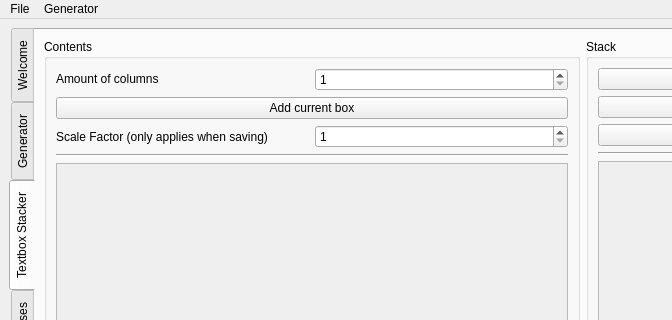
First picture: the form in ui/ui.ui, repository xMirkix/yet-another-textbox-generator, before the edit; both pictures show x 0 to 672 and y 0 to 320 of the 1142 by 877 pixel window.
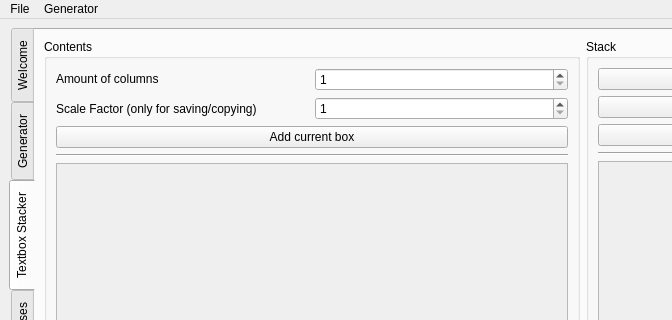
Second picture: the form after the edit. The open tabs and pages were chosen to show the change. Icons and pictures are not drawn.

Commit message: fixed a small mistake with copying a scaled stack to clipboard

```diff
--- a/ui/ui.ui
+++ b/ui/ui.ui
@@ -4160,19 +4160,12 @@
                </item>
               </layout>
              </item>
-             <item>
-              <widget class="QPushButton" name="add_current_box">
-               <property name="text">
-                <string>Add current box</string>
-               </property>
-              </widget>
-             </item>
              <item>
               <layout class="QHBoxLayout" name="horizontalLayout_80">
                <item>
                 <widget class="QLabel" name="label_19">
                  <property name="text">
-                  <string>Scale Factor (only applies when saving)</string>
+                  <string>Scale Factor (only for saving/copying)</string>
                  </property>
                 </widget>
                </item>
@@ -4188,6 +4181,13 @@
                </item>
               </layout>
              </item>
+             <item>
+              <widget class="QPushButton" name="add_current_box">
+               <property name="text">
+                <string>Add current box</string>
+               </property>
+              </widget>
+             </item>
             </layout>
            </item>
            <item>
```
The commit also changes 2 other files.
